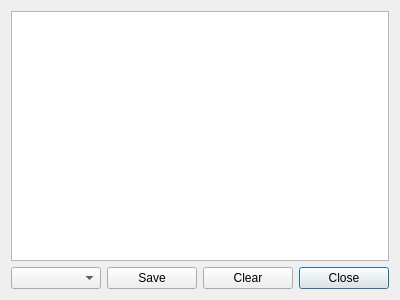
Old version of the form CryptokiMan/log_view_dlg.ui in the repository jykim74/CryptokiMan.
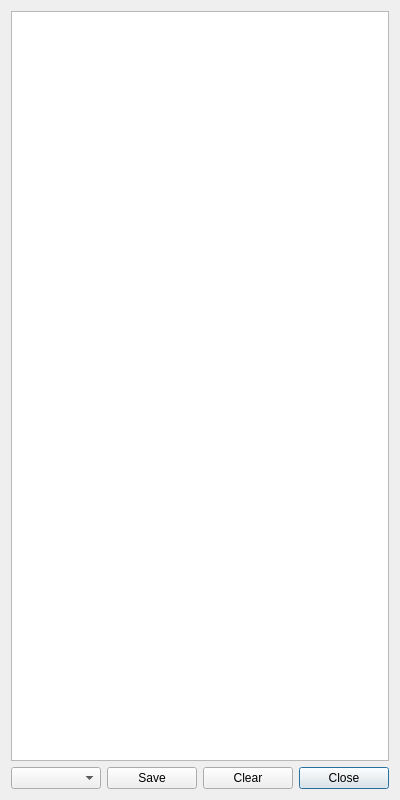
New version of the form.

The edit to the form file:
```diff
--- a/CryptokiMan/log_view_dlg.ui
+++ b/CryptokiMan/log_view_dlg.ui
@@ -7,7 +7,7 @@
     <x>0</x>
     <y>0</y>
     <width>400</width>
-    <height>300</height>
+    <height>800</height>
    </rect>
   </property>
   <property name="windowTitle">
```
